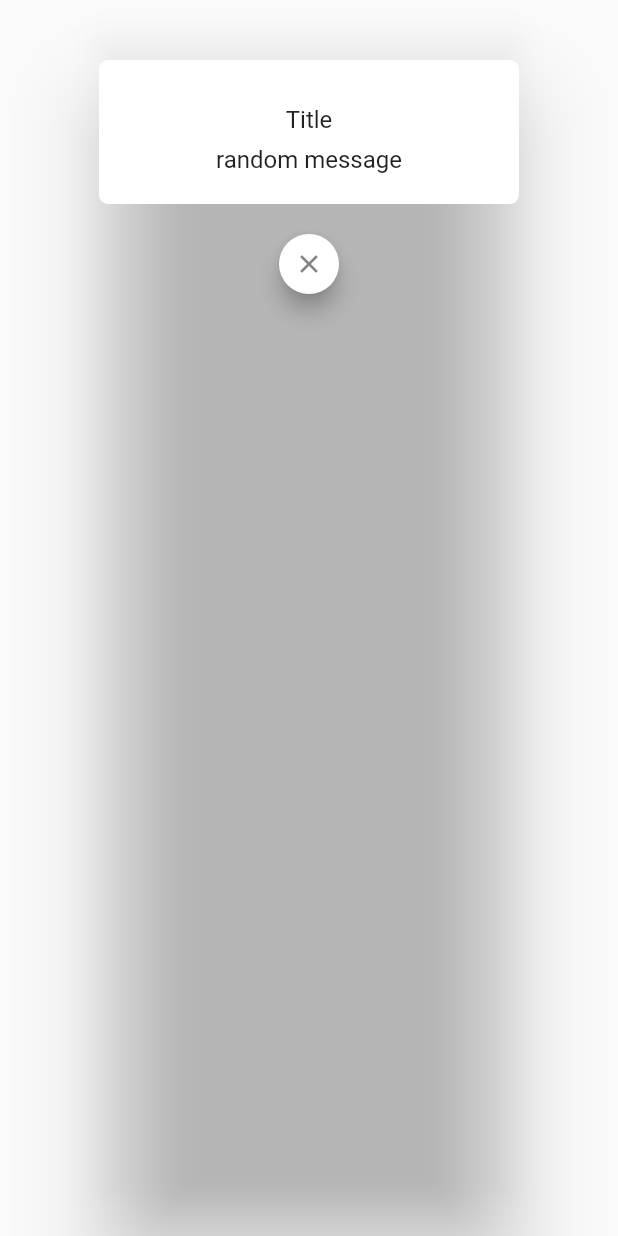
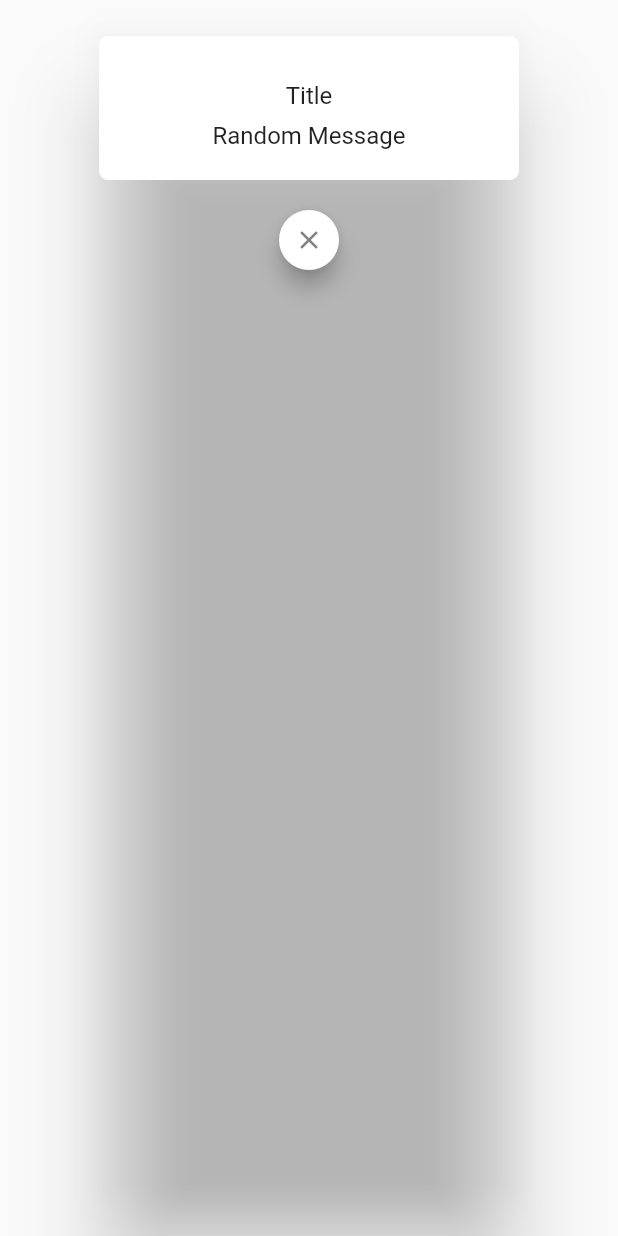
Before and after one commit to yermakhanansagan/kulenkov_group, a Flutter app: the CustomDialog widget shown alone on an empty page, opened directly, on a phone screen of 412 x 824 dp. Run offline on Flutter 3.47's test engine with Material 2 defaults, Android fonts, the phone set to English and light mode, and no system bars; our stand-ins replace flutter_rating_bar.

Commit message:
updated overlay with some comments

```diff
--- a/lib/components/custom_dialog.dart
+++ b/lib/components/custom_dialog.dart
@@ -1,33 +1,20 @@
 import 'package:flutter/material.dart';
-import 'package:flutter/rendering.dart';
-
-import 'package:kulenkov_group/components/action_button.dart';
-import 'package:kulenkov_group/components/alert_dialog_close_button.dart';
+import 'package:kulenkov_group/components/dialogs/default_dialog_content.dart';
+import 'package:kulenkov_group/components/dialogs/dialog_content_with_list.dart';
 import 'package:kulenkov_group/constants/colors.dart';
 
-// обычные диалоги
+import 'alert_dialog_close_button.dart';
+
 class CustomDialog extends StatefulWidget {
-  final String imagePath;
-  final bool withImage; //если есть картинка в диалоге  по дефолту false
-  final String title; // титул сообщения
-  final bool withMessage;
-  final String message; //сообщение диалога
-  final bool withButton; // если есть кнопка по дефолту false
-  final bool with2Buttons; // ксли две кнопки по дефолту false
-  final ActionButton actionButton; // передаем нашу кастомную кнопку
-  final ActionButton secondActionButton; // на тот случай если есть две кнопки
+  final bool withList; // true if use with List for shop details by default false
+  final DefaultDialogContent defaultDialogContent;
+  final DialogContentWithList dialogContentWithList;
 
   const CustomDialog({
     Key key,
-    this.imagePath,
-    this.withImage = false,
-    this.title,
-    this.withMessage = false,
-    this.message,
-    this.withButton = false,
-    this.actionButton,
-    this.with2Buttons = false,
-    this.secondActionButton,
+    this.withList = false,
+    this.dialogContentWithList,
+    this.defaultDialogContent,
   }) : super(key: key);
 
   @override
@@ -37,61 +24,23 @@ class CustomDialog extends StatefulWidget {
 class _CustomDialogState extends State<CustomDialog> {
   @override
   Widget build(BuildContext context) {
+    // color transparent to show overlay button
     return AlertDialog(
-      contentPadding: EdgeInsets.symmetric(vertical: 16),
-      // добавлял кнопку закрыть. сделал сам диалог транспарент color и контент column
+      contentPadding: EdgeInsets.only(bottom: 30),
       backgroundColor: Colors.transparent,
       content: Column(
         children: [
           Container(
+            // color white
+            padding: EdgeInsets.only(top: 30, bottom: 20, left: 12, right: 12),
             decoration: BoxDecoration(
               borderRadius: (BorderRadius.circular(6)),
               color: Color(white),
             ),
-            padding: EdgeInsets.only(top: 30, bottom: 20, left: 12, right: 12),
-            child: Column(
-              children: [
-                // здесь и даллее если есть картинка то картинка если нет то пустой контейнер
-                widget.withImage
-                    ? Padding(
-                        padding: const EdgeInsets.only(bottom: 16),
-                        child: Image.asset(widget.imagePath),
-                      )
-                    : Container(),
-                Padding(
-                  padding: const EdgeInsets.only(bottom: 8),
-                  child: Text(widget.title),
-                ),
-                widget.withMessage ? Text(widget.message) : Container(),
-                widget.withButton
-                    ? Container(
-                        margin: EdgeInsets.only(top: 16),
-                        width: 304,
-                        height: 36,
-                        child: widget.actionButton,
-                      )
-                    : Container(),
-                widget.with2Buttons
-                    ? Container(
-                        margin: EdgeInsets.only(top: 16),
-                        width: 304,
-                        child: Row(
-                          mainAxisAlignment: MainAxisAlignment.spaceBetween,
-                          children: [
-                            Container(
-                              height: 36,
-                              child: widget.actionButton,
-                            ),
-                            Container(
-                              height: 36,
-                              child: widget.secondActionButton,
-                            ),
-                          ],
-                        ),
-                      )
-                    : Container(),
-              ],
-            ),
+            child: widget.withList
+                ? widget.dialogContentWithList
+                : widget.defaultDialogContent,
+
           ),
           SizedBox(
             height: 20,
--- /dev/null
+++ b/lib/components/dialogs/default_dialog_content.dart
@@ -0,0 +1,75 @@
+import 'package:flutter/material.dart';
+
+
+import '../action_button.dart';
+
+class DefaultDialogContent extends StatelessWidget {
+  final String imagePath;
+  final bool withImage; //если есть картинка в диалоге  по дефолту false
+  final String title; // титул сообщения
+  final bool withMessage;
+  final String message; //сообщение диалога
+  final bool withButton; // если есть кнопка по дефолту false
+  final bool with2Buttons; // ксли две кнопки по дефолту false
+  final ActionButton actionButton; // передаем нашу кастомную кнопку
+  final ActionButton secondActionButton;
+
+  const DefaultDialogContent(
+      {Key key,
+      this.imagePath,
+      this.withImage = false,
+      this.title,
+      this.withMessage = false,
+      this.message,
+      this.withButton = false,
+      this.with2Buttons = false,
+      this.actionButton,
+      this.secondActionButton})
+      : super(key: key); // на тот случай если есть две кнопки
+  @override
+  Widget build(BuildContext context) {
+    return Column(
+      children: [
+        // здесь и даллее если есть картинка то картинка если нет то пустой контейнер
+        withImage
+            ? Padding(
+                padding: const EdgeInsets.only(bottom: 16),
+                child: Image.asset(imagePath),
+              )
+            : Container(),
+        Padding(
+          padding: const EdgeInsets.only(bottom: 8),
+          child: Text(title),
+        ),
+        withMessage ? Text(message) : Container(),
+        withButton
+            ? Container(
+                margin: EdgeInsets.only(top: 16),
+                width: 304,
+                height: 36,
+                child: actionButton,
+              )
+            : Container(),
+        with2Buttons
+            ? Container(
+                margin: EdgeInsets.only(top: 16),
+                width: 304,
+                child: Row(
+                  mainAxisAlignment: MainAxisAlignment.spaceBetween,
+                  children: [
+                    Container(
+                      height: 36,
+                      child: actionButton,
+                    ),
+                    Container(
+                      height: 36,
+                      child: secondActionButton,
+                    ),
+                  ],
+                ),
+              )
+            : Container(),
+      ],
+    );
+  }
+}
```
Also changed, not shown: lib/components/custom_dialog_list.dart (deleted, +0 -153 lines), lib/components/dialogs/dialog_content_with_list.dart (added, +121 -0 lines), lib/main.dart (+13 -43 lines).
